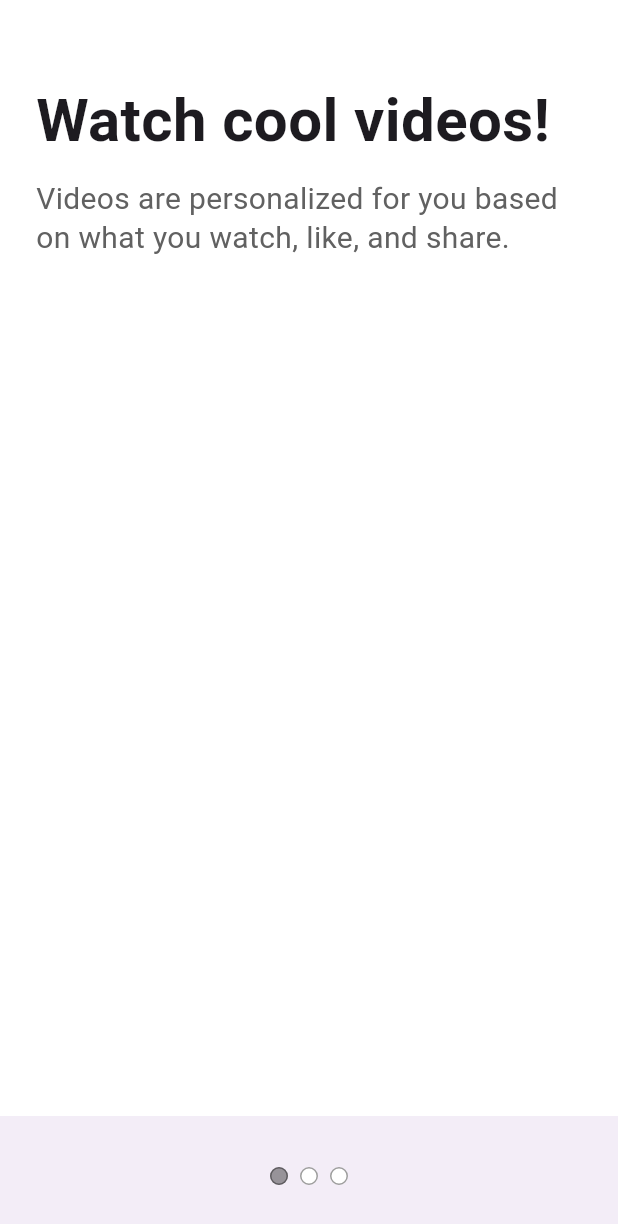
After one commit to wjdgusdn1223/tiktok_clone, a Flutter app: the screen it shows after launch, after a tap on "Next", on a phone screen of 412 x 824 dp. The commit adds this screen. Shown: the top 1224 px of the screen. Run offline on Flutter 3.47's test engine with Material 3 defaults, Android fonts, the phone set to English and light mode, and no system bars; our stand-ins replace font_awesome_flutter.

Commit message:
onBoard feature third commit

```diff
--- a/lib/features/onboarding/interests_screen.dart
+++ b/lib/features/onboarding/interests_screen.dart
@@ -1,6 +1,7 @@
 import 'package:flutter/material.dart';
 import 'package:tiktok_clone/constants/gaps.dart';
 import 'package:tiktok_clone/constants/sizes.dart';
+import 'package:tiktok_clone/features/onboarding/tutorial_screen.dart';
 import 'package:tiktok_clone/features/onboarding/widgets/interest_button.dart';
 
 const interests = [
@@ -84,6 +85,14 @@ class _InterestsScreenState extends State<InterestsScreen> {
         });
       }
     }
+  }
+
+  void _onTapNext() {
+    Navigator.of(context).push(
+      MaterialPageRoute(
+        builder: (context) => const TutorialScreen(),
+      ),
+    );
   }
 
   @override
@@ -220,6 +229,8 @@ class _InterestsScreenState extends State<InterestsScreen> {
               ),
               Gaps.h12,
               Expanded(
+                child: GestureDetector(
+                  onTap: _onTapNext,
                   child: Container(
                     padding: const EdgeInsets.symmetric(
                       vertical: Sizes.size10,
@@ -241,6 +252,7 @@ class _InterestsScreenState extends State<InterestsScreen> {
                     ),
                   ),
                 ),
+              ),
             ],
           ),
         ),
--- /dev/null
+++ b/lib/features/onboarding/tutorial_screen.dart
@@ -0,0 +1,117 @@
+import 'package:flutter/material.dart';
+import 'package:tiktok_clone/constants/gaps.dart';
+import 'package:tiktok_clone/constants/sizes.dart';
+
+class TutorialScreen extends StatelessWidget {
+  const TutorialScreen({super.key});
+
+  @override
+  Widget build(BuildContext context) {
+    return DefaultTabController(
+      length: 3,
+      child: Scaffold(
+        body: SafeArea(
+          child: TabBarView(
+            children: [
+              Padding(
+                padding: const EdgeInsets.symmetric(
+                  horizontal: Sizes.size24,
+                ),
+                child: Column(
+                  crossAxisAlignment: CrossAxisAlignment.start,
+                  children: [
+                    Gaps.v52,
+                    const Text(
+                      "Watch cool videos!",
+                      style: TextStyle(
+                        fontSize: Sizes.size40,
+                        fontWeight: FontWeight.w700,
+                      ),
+                    ),
+                    Gaps.v10,
+                    Text(
+                      "Videos are personalized for you based on what you watch, like, and share.",
+                      style: TextStyle(
+                        fontSize: Sizes.size20,
+                        height: 1.3,
+                        color: Colors.grey.shade700,
+                      ),
+                    ),
+                  ],
+                ),
+              ),
+              Padding(
+                padding: const EdgeInsets.symmetric(
+                  horizontal: Sizes.size24,
+                ),
+                child: Column(
+                  crossAxisAlignment: CrossAxisAlignment.start,
+                  children: [
+                    Gaps.v52,
+                    const Text(
+                      "Follow the rules!",
+                      style: TextStyle(
+                        fontSize: Sizes.size40,
+                        fontWeight: FontWeight.w700,
+                      ),
+                    ),
+                    Gaps.v10,
+                    Text(
+                      "Videos are personalized for you based on what you watch, like, and share.",
+                      style: TextStyle(
+                        fontSize: Sizes.size20,
+                        height: 1.3,
+                        color: Colors.grey.shade700,
+                      ),
+                    ),
+                  ],
+                ),
+              ),
+              Padding(
+                padding: const EdgeInsets.symmetric(
+                  horizontal: Sizes.size24,
+                ),
+                child: Column(
+                  crossAxisAlignment: CrossAxisAlignment.start,
+                  children: [
+                    Gaps.v52,
+                    const Text(
+                      "Enjoy the ride",
+                      style: TextStyle(
+                        fontSize: Sizes.size40,
+                        fontWeight: FontWeight.w700,
+                      ),
+                    ),
+                    Gaps.v10,
+                    Text(
+                      "Videos are personalized for you based on what you watch, like, and share.",
+                      style: TextStyle(
+                        fontSize: Sizes.size20,
+                        height: 1.3,
+                        color: Colors.grey.shade700,
+                      ),
+                    ),
+                  ],
+                ),
+              ),
+            ],
+          ),
+        ),
+        bottomNavigationBar: BottomAppBar(
+          child: Container(
+            padding: const EdgeInsets.symmetric(vertical: Sizes.size10),
+            child: const Row(
+              mainAxisAlignment: MainAxisAlignment.center,
+              children: [
+                TabPageSelector(
+                  color: Colors.white,
+                  selectedColor: Colors.black38,
+                ),
+              ],
+            ),
+          ),
+        ),
+      ),
+    );
+  }
+}
```
Lines whose indentation alone changed are shown as unchanged.
